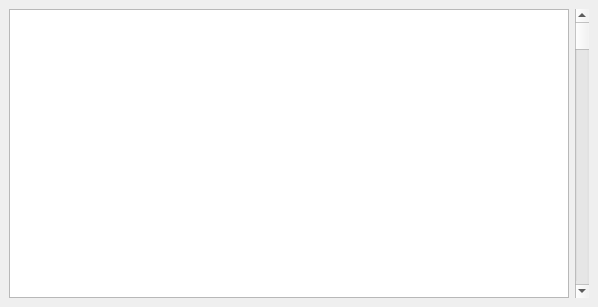
v14dis14v/vistaMed_wishList, file product_table.ui: the form before one commit.
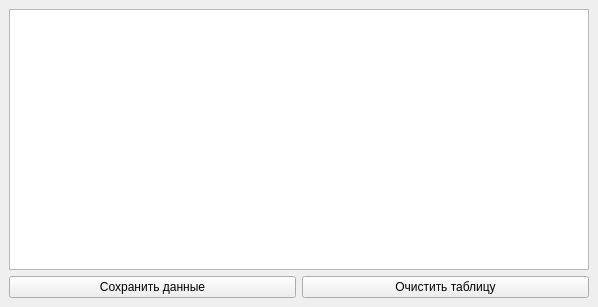
The form after the commit.

Commit message: Added 2 bottons and visual form

Diff of the .ui file:
```diff
--- a/product_table.ui
+++ b/product_table.ui
@@ -14,17 +14,24 @@
    <string>MainWindow</string>
   </property>
   <widget class="QWidget" name="centralwidget">
-   <layout class="QHBoxLayout" name="horizontalLayout">
-    <item>
-     <widget class="QTableView" name="tableView"/>
+   <layout class="QGridLayout" name="gridLayout">
+    <item row="1" column="1">
+     <widget class="QPushButton" name="button1">
+      <property name="text">
+       <string>Сохранить данные</string>
+      </property>
+     </widget>
     </item>
-    <item>
-     <widget class="QScrollBar" name="verticalScrollBar">
-      <property name="orientation">
-       <enum>Qt::Vertical</enum>
+    <item row="1" column="2">
+     <widget class="QPushButton" name="button2">
+      <property name="text">
+       <string>Очистить таблицу</string>
       </property>
      </widget>
     </item>
+    <item row="0" column="1" colspan="2">
+     <widget class="QTableWidget" name="tableWidget"/>
+    </item>
    </layout>
   </widget>
  </widget>
```
The commit also changes 5 other files.
